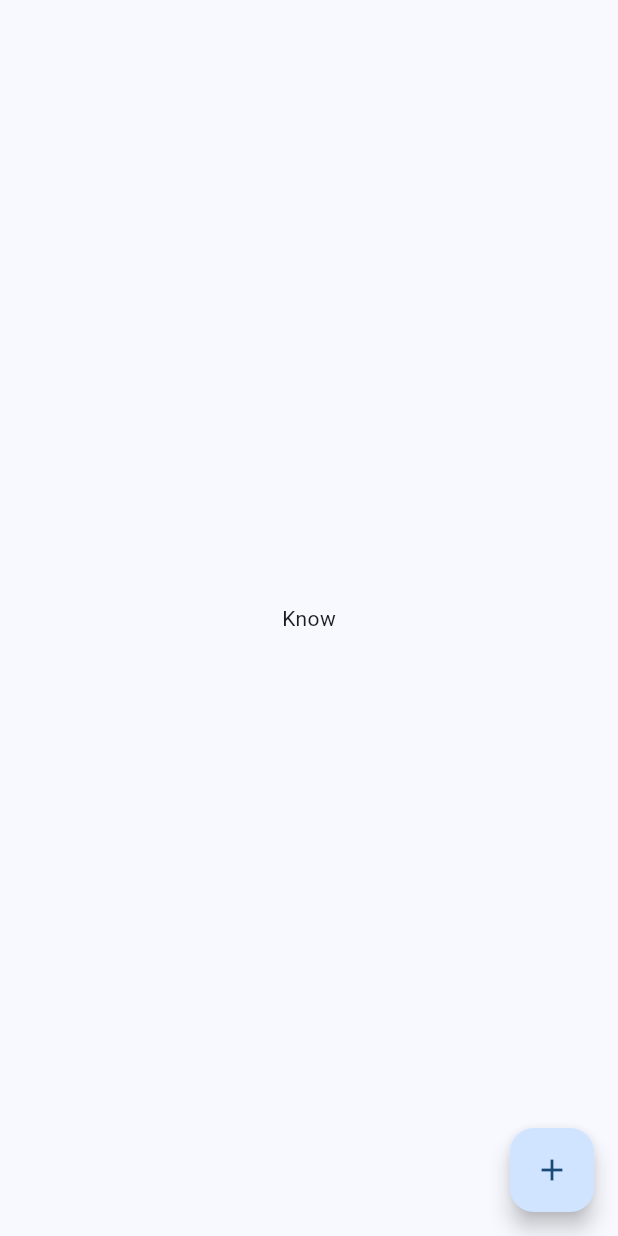
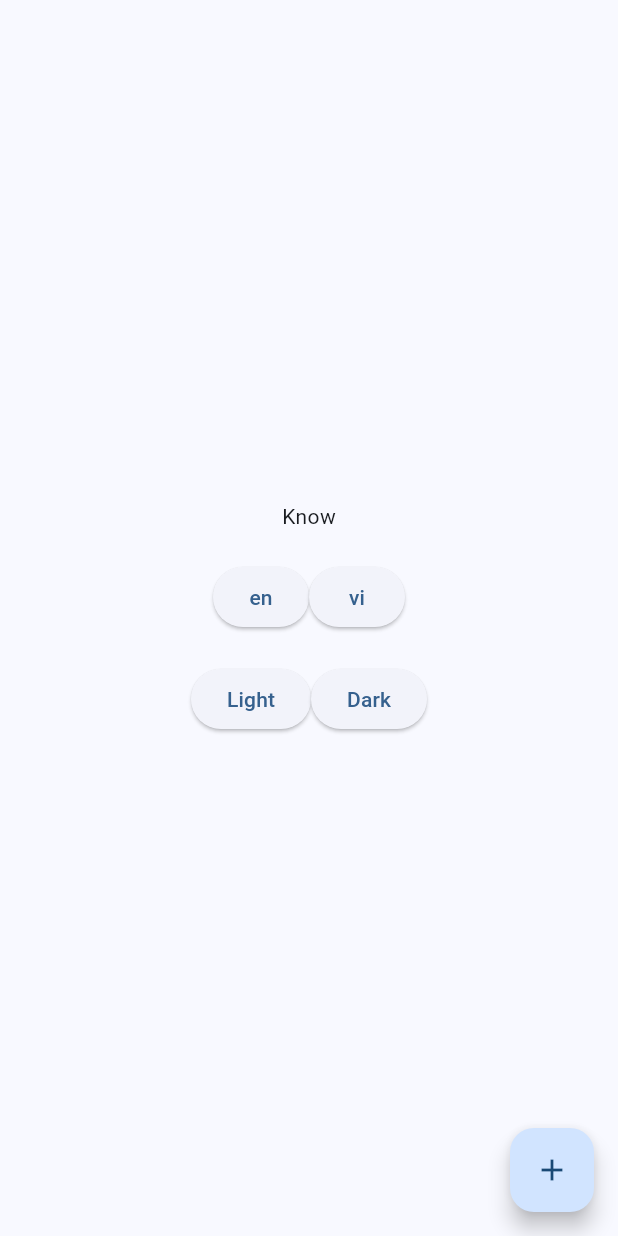
Before and after one commit to haidzkkk/Base_BloC, a Flutter app: the screen it shows after launch, on a phone screen of 412 x 824 dp. Run offline on Flutter 3.47's test engine with Material 3 defaults, Android fonts, the phone set to English and light mode, and no system bars; our stand-ins replace bloc, equatable, flutter_bloc, get_it, hive, just_audio and 1 more; accounts and stored records are empty; generated files the repository leaves out were written again.

Commit message:
set up theme, locale for app

```diff
--- a/lib/feature/commons/contants/app_constants.dart
+++ b/lib/feature/commons/contants/app_constants.dart
@@ -2,4 +2,5 @@
 class AppConstants{
   static const String TOKEN = "sprf_token";
   static const String LANGUAGE_CODE = "sprf_language";
+  static const String THEME_CODE = "sprf_theme";
 }
--- a/lib/feature/commons/utility/locale_util.dart
+++ b/lib/feature/commons/utility/locale_util.dart
@@ -1,6 +1,8 @@
 
 import 'package:flutter/cupertino.dart';
 import 'package:flutter_gen/gen_l10n/app_localizations.dart';
+import 'package:shared_preferences/shared_preferences.dart';
+import 'package:spotify/feature/commons/contants/app_constants.dart';
 
 extension LocaleUtil on BuildContext{
   AppLocalizations get locale {
@@ -10,3 +12,24 @@ extension LocaleUtil on BuildContext{
     return appLocalizations;
   }
 }
+
+class LocaleHelper{
+  final SharedPreferences sharedPreferences;
+
+  LocaleHelper({required this.sharedPreferences});
+
+  Future<Locale> setLocaleLocal(String languageCode) async{
+    await sharedPreferences.setString(AppConstants.LANGUAGE_CODE, languageCode);
+    return Locale(languageCode);
+  }
+
+  Locale? getLocaleLocal(){
+    String? languageCode = sharedPreferences.getString(AppConstants.LANGUAGE_CODE);
+    if(languageCode != null) return Locale(languageCode);
+    return null;
+  }
+
+  static List<Locale> getLocales(){
+    return AppLocalizations.supportedLocales;
+  }
+}
--- /dev/null
+++ b/lib/feature/commons/utility/theme_ulti.dart
@@ -0,0 +1,20 @@
+
+import 'package:shared_preferences/shared_preferences.dart';
+
+import '../contants/app_constants.dart';
+
+class ThemeHelper{
+  final SharedPreferences sharedPreferences;
+
+  ThemeHelper({required this.sharedPreferences});
+
+  Future<bool> setThemeLocal(bool isDarkMode) async{
+    await sharedPreferences.setBool(AppConstants.THEME_CODE, isDarkMode);
+    return isDarkMode;
+  }
+
+  bool? getLocaleLocal(){
+    return sharedPreferences.getBool(AppConstants.THEME_CODE);
+  }
+
+}
--- a/lib/feature/di/InjectionContainer.dart
+++ b/lib/feature/di/InjectionContainer.dart
@@ -1,4 +1,7 @@
 import 'package:get_it/get_it.dart';
+import 'package:spotify/feature/presentation/blocs/main/main_bloc_cubit.dart';
+import '../commons/utility/locale_util.dart';
+import '../commons/utility/theme_ulti.dart';
 import '../data/api/api_client.dart';
 import '../data/repositories/auth_repo.dart';
 import 'package:shared_preferences/shared_preferences.dart';
@@ -15,6 +18,8 @@ Future<void> init() async {
   /// [Implementation] flavor with different [Environm Env] both ios and android
   sl.registerLazySingleton(() => sharedPreferences);
   sl.registerLazySingleton(() => ApiClient(sharedPreferences: sl()));
+  sl.registerLazySingleton(() => LocaleHelper(sharedPreferences: sl()));
+  sl.registerLazySingleton(() => ThemeHelper(sharedPreferences: sl()));
 
   ///[Core]
   ///
@@ -29,6 +34,7 @@ Future<void> init() async {
   ///
   // sl.registerFactory(() => HomeBloc(roomRepo: sl(), roomOfflineRepo: sl(), messageOfflineRepo: sl()));
   sl.registerFactory(() => HomeBloc());
+  sl.registerFactory(() => MainBloc(sharedPreferences: sl(), localeHelper: sl(), themeHelper: sl()));
 
   ///[Repository]
   sl.registerFactory(() => AuthRepo(apiClient: sl(), sharedPreferences: sl()));
--- /dev/null
+++ b/lib/feature/presentation/blocs/main/main_bloc_cubit.dart
@@ -0,0 +1,49 @@
+import 'dart:ui';
+
+import 'package:bloc/bloc.dart';
+import 'package:equatable/equatable.dart';
+import 'package:meta/meta.dart';
+import 'package:shared_preferences/shared_preferences.dart';
+
+import '../../../commons/utility/locale_util.dart';
+import '../../../commons/utility/theme_ulti.dart';
+
+part 'main_bloc_state.dart';
+
+class MainBloc extends Cubit<MainState> {
+  final SharedPreferences sharedPreferences;
+  final LocaleHelper localeHelper;
+  final ThemeHelper themeHelper;
+
+  MainBloc({
+    required this.sharedPreferences,
+    required this.localeHelper,
+    required this.themeHelper,
+  }) : super(MainBlocInitial()){
+    getLocalLocale();
+    getLocalTheme();
+  }
+
+  Locale? locale;
+  bool? darkMode;
+
+  getLocalLocale(){
+    locale = localeHelper.getLocaleLocal();
+    emit(ChangeLocaleState(locale));
+  }
+
+  changeLocale(String languageCode) async{
+    Locale locale = await localeHelper.setLocaleLocal(languageCode);
+    emit(ChangeLocaleState(locale));
+  }
+
+  getLocalTheme(){
+    darkMode = themeHelper.getLocaleLocal();
+    emit(ChangeThemeState(darkMode));
+  }
+
+  changeTheme(bool darkMode) async{
+    await themeHelper.setThemeLocal(darkMode);
+    emit(ChangeThemeState(darkMode));
+  }
+}
--- /dev/null
+++ b/lib/feature/presentation/blocs/main/main_bloc_state.dart
@@ -0,0 +1,28 @@
+part of 'main_bloc_cubit.dart';
+
+@immutable
+sealed class MainState extends Equatable {}
+
+final class MainBlocInitial extends MainState {
+  @override
+  List<Object?> get props => [];
+}
+
+final class ChangeLocaleState extends MainState {
+  final Locale? locale;
+
+  ChangeLocaleState(this.locale);
+
+  @override
+  List<Object?> get props => [locale];
+}
+
+
+final class ChangeThemeState extends MainState {
+  final bool? darkMode;
+
+  ChangeThemeState(this.darkMode);
+
+  @override
+  List<Object?> get props => [darkMode];
+}
--- a/lib/feature/presentation/screen/home_screen/home_screen.dart
+++ b/lib/feature/presentation/screen/home_screen/home_screen.dart
@@ -3,6 +3,8 @@ import 'package:flutter/material.dart';
 import 'package:flutter_bloc/flutter_bloc.dart';
 import 'package:spotify/feature/commons/utility/locale_util.dart';
 import 'package:spotify/feature/presentation/blocs/home/home_event.dart';
+import 'package:spotify/feature/presentation/blocs/main/main_bloc_cubit.dart';
+import 'package:spotify/main.dart';
 
 import '../../blocs/home/home_bloc.dart';
 import '../../blocs/home/home_state.dart';
@@ -34,7 +36,10 @@ class _HomeScreenState extends State<HomeScreen> {
         child: const Icon(Icons.add),
       ),
       body: Center(
-        child: BlocBuilder<HomeBloc, HomeState>(
+        child: Column(
+          mainAxisAlignment: MainAxisAlignment.center,
+          children: [
+            BlocBuilder<HomeBloc, HomeState>(
               builder: (context, state) {
                 if(state is CountHomeState){
                   return Text("${state.count}");
@@ -42,6 +47,38 @@ class _HomeScreenState extends State<HomeScreen> {
                 return Text(context.locale.know);
               },
             ),
+            const SizedBox(height: 20,),
+            Row(
+              mainAxisAlignment: MainAxisAlignment.center,
+              children: LocaleHelper.getLocales().map((locale) {
+                return ElevatedButton(
+                    onPressed: (){
+                      context.read<MainBloc>().changeLocale(locale.languageCode);
+                    },
+                    child: Text(locale.languageCode)
+                );
+              }).toList(),
+            ),
+            const SizedBox(height: 20,),
+            Row(
+              mainAxisAlignment: MainAxisAlignment.center,
+              children: [
+                ElevatedButton(
+                    onPressed: (){
+                      context.read<MainBloc>().changeTheme(false);
+                    },
+                    child: const Text("Light")
+                ),
+                ElevatedButton(
+                    onPressed: (){
+                      context.read<MainBloc>().changeTheme(true);
+                    },
+                    child: const Text("Dark")
+                )
+              ],
+            )
+          ],
+        ),
       ),
     );
   }
--- a/lib/main.dart
+++ b/lib/main.dart
@@ -2,40 +2,61 @@ import 'package:flutter/material.dart';
 import 'package:flutter_bloc/flutter_bloc.dart';
 import 'package:spotify/feature/commons/contants/theme.dart';
 import 'package:spotify/feature/presentation/blocs/home/home_bloc.dart';
+import 'package:spotify/feature/presentation/blocs/main/main_bloc_cubit.dart';
 import 'feature/di/InjectionContainer.dart';
 import 'feature/presentation/screen/home_screen/home_screen.dart';
 import 'feature/di/InjectionContainer.dart' as di;
 import 'package:flutter_localizations/flutter_localizations.dart';
 import 'package:flutter_gen/gen_l10n/app_localizations.dart';
 
-void main() async{
+void main() async {
   WidgetsFlutterBinding.ensureInitialized();
   await di.init();
   runApp(MyApp());
 }
 
-class MyApp extends StatelessWidget {
+class MyApp extends StatefulWidget {
+  @override
+  State<MyApp> createState() => _MyAppState();
+}
+
+class _MyAppState extends State<MyApp> {
+  Locale? locale;
+  bool? darkMode;
 
   @override
   Widget build(BuildContext context) {
     return MultiBlocProvider(
       providers: [
+        BlocProvider<MainBloc>(create: (context) => sl<MainBloc>()),
         BlocProvider<HomeBloc>(create: (context) => sl<HomeBloc>()),
       ],
-      child: MaterialApp(
+      child: BlocConsumer<MainBloc, MainState>(
+        listener: (context, state) {
+        },
+        builder: (context, state) {
+          if(state is ChangeLocaleState){
+            locale = state.locale;
+          }if(state is ChangeThemeState){
+            darkMode = state.darkMode;
+          }
+          return MaterialApp(
             debugShowCheckedModeBanner: false,
             theme: lightTheme,
             darkTheme: darkTheme,
-        // themeMode: ThemeMode.light,
-        // locale: Locale("vi"),
+            themeMode: darkMode == true ? ThemeMode.dark : ThemeMode.light,
+            locale: locale,
             localizationsDelegates: const [
               AppLocalizations.delegate, // Add this line
               GlobalMaterialLocalizations.delegate,
               GlobalWidgetsLocalizations.delegate,
               GlobalCupertinoLocalizations.delegate,
             ],
-        supportedLocales: AppLocalizations.supportedLocales,  // list languages AppLocalizations auto generate
+            supportedLocales: AppLocalizations.supportedLocales,
+            // list languages AppLocalizations auto generate
             home: const HomeScreen(),
+          );
+        },
       ),
     );
   }
```
Also changed, not shown: 2 other files. Lines whose indentation alone changed are shown as unchanged.
